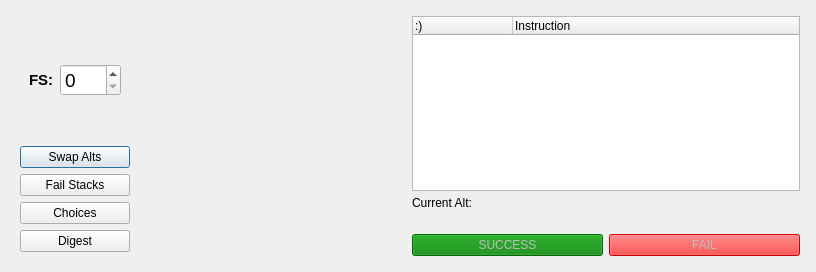
Old version of the form Forms/dlgCompact.ui in the repository Graveflo/BDO_Enhancement_Tool.
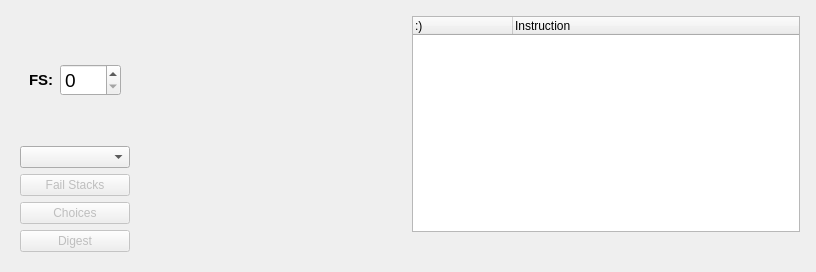
New version of the form. Custom widgets are drawn as their Qt base class.

Commit message: - added valks - Added ui for quest fs - Working on compact dlg

The edit to the form file:
```diff
--- a/Forms/dlgCompact.ui
+++ b/Forms/dlgCompact.ui
@@ -17,7 +17,7 @@
    <item>
     <widget class="QWidget" name="widget" native="true">
      <property name="sizePolicy">
-      <sizepolicy hsizetype="Maximum" vsizetype="Preferred">
+      <sizepolicy hsizetype="Minimum" vsizetype="Preferred">
        <horstretch>0</horstretch>
        <verstretch>0</verstretch>
       </sizepolicy>
@@ -61,14 +61,13 @@
        </widget>
       </item>
       <item>
-       <widget class="QPushButton" name="cmdAlts">
-        <property name="text">
-         <string>Swap Alts</string>
-        </property>
-       </widget>
+       <widget class="QComboBox" name="cmbalts"/>
       </item>
       <item>
        <widget class="QPushButton" name="cmdFsShelf">
+        <property name="enabled">
+         <bool>false</bool>
+        </property>
         <property name="text">
          <string>Fail Stacks</string>
         </property>
@@ -76,6 +75,9 @@
       </item>
       <item>
        <widget class="QPushButton" name="cmdChoices">
+        <property name="enabled">
+         <bool>false</bool>
+        </property>
         <property name="sizePolicy">
          <sizepolicy hsizetype="Expanding" vsizetype="Fixed">
           <horstretch>0</horstretch>
@@ -98,6 +100,9 @@
       </item>
       <item>
        <widget class="QPushButton" name="cmdDigestShelf">
+        <property name="enabled">
+         <bool>false</bool>
+        </property>
         <property name="text">
          <string>Digest</string>
         </property>
@@ -141,7 +146,7 @@
     <widget class="QWidget" name="widget_3" native="true">
      <property name="sizePolicy">
       <sizepolicy hsizetype="Expanding" vsizetype="Preferred">
-       <horstretch>0</horstretch>
+       <horstretch>1</horstretch>
        <verstretch>0</verstretch>
       </sizepolicy>
      </property>
@@ -175,13 +180,6 @@
         </column>
        </widget>
       </item>
-      <item>
-       <widget class="QLabel" name="lblAlt">
-        <property name="text">
-         <string>Current Alt: </string>
-        </property>
-       </widget>
-      </item>
       <item>
        <widget class="QLabel" name="lblInfo">
         <property name="text">
@@ -204,36 +202,6 @@
          <property name="bottomMargin">
           <number>0</number>
          </property>
-         <item>
-          <widget class="QPushButton" name="cmdSuccess">
-           <property name="enabled">
-            <bool>false</bool>
-           </property>
-           <property name="styleSheet">
-            <string notr="true">QPushButton{
-background:green;
-}</string>
-           </property>
-           <property name="text">
-            <string>SUCCESS</string>
-           </property>
-          </widget>
-         </item>
-         <item>
-          <widget class="QPushButton" name="cmdFail">
-           <property name="enabled">
-            <bool>false</bool>
-           </property>
-           <property name="styleSheet">
-            <string notr="true">QPushButton{
-background:red;
-}</string>
-           </property>
-           <property name="text">
-            <string>FAIL</string>
-           </property>
-          </widget>
-         </item>
         </layout>
        </widget>
       </item>
@@ -242,6 +210,13 @@
    </item>
   </layout>
  </widget>
+ <customwidgets>
+  <customwidget>
+   <class>NonScrollSpin</class>
+   <extends>QSpinBox</extends>
+   <header>BDO_Enhancement_Tool.QtCommon.Qt_common</header>
+  </customwidget>
+ </customwidgets>
  <resources/>
  <connections/>
 </ui>
```
Left out of the diff: 12 changed lines with no effect on the pictures. The commit also changes 12 other files.
